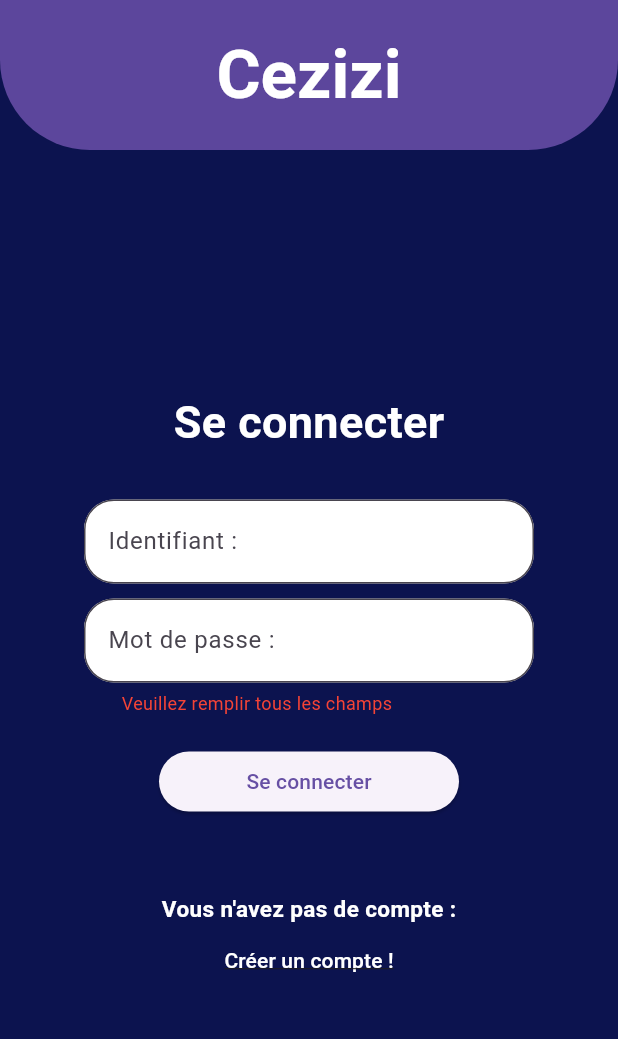
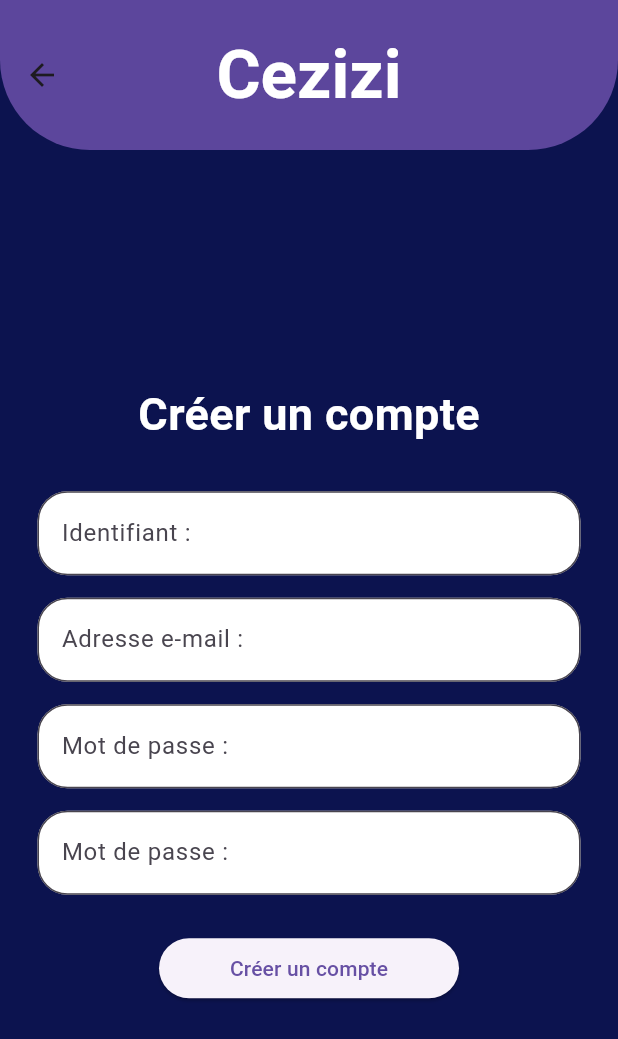
Before and after one commit to BastienGRNT/APP_LB, a Flutter app: the screen it shows after launch, after a tap on "Se connecter", after a tap on "Créer un compte !", on a phone screen of 412 x 824 dp. Shown: the top 1039 px of the screen. Run offline on Flutter 3.47's test engine with Material 3 defaults, Android fonts, the phone set to English and light mode, and no system bars.

Commit message:
Register Clean code Login

```diff
--- a/AppLB_Back/API_Csharp/API/obj/Debug/net9.0/API.sourcelink.json
+++ b/AppLB_Back/API_Csharp/API/obj/Debug/net9.0/API.sourcelink.json
@@ -1 +1 @@
-{"documents":{"C:\\Users\\BASTIEN\\Documents\\APP\\*":"https://raw.githubusercontent.com/BastienGRNT/APP_LB/26038ba492a8221931367d69799a2484fd04af8e/*"}}
+{"documents":{"C:\\Users\\BASTIEN\\Documents\\APP\\*":"https://raw.githubusercontent.com/BastienGRNT/APP_LB/0c0280686f49e204d5662533be9f4197e1e1182e/*"}}
--- a/AppLB_Front/Front_Mobile/Front_Flutter/lib/pages/login/login.dart
+++ b/AppLB_Front/Front_Mobile/Front_Flutter/lib/pages/login/login.dart
@@ -1,7 +1,7 @@
+import 'package:Front_Flutter/pages/register/register.dart';
 import 'package:flutter/material.dart';
 import 'package:Front_Flutter/pages/login/login_controllers.dart';
 import 'package:Front_Flutter/pages/home/home.dart';
-
 
 class LoginPage extends StatefulWidget {
   const LoginPage({super.key});
@@ -29,18 +29,14 @@ class _LoginPageState extends State<LoginPage> {
     final message = await LoginController.login(username, password);
 
     setState(() {
-      _errorMessage = message; // Met à jour le message avec celui de l'API
+      _errorMessage = message;
     });
 
-    print(message);
-    print('Username: $username');
-    print('Password: $password');
-
-    if (message == 'Mot de passe correct !'){
-      print('CACA');
+    if (message == 'Mot de passe correct !') {
       Navigator.pushReplacement(
-          context,
-          MaterialPageRoute(builder: (context) => const HomePage()));
+        context,
+        MaterialPageRoute(builder: (context) => const HomePage()),
+      );
     }
   }
 
@@ -59,6 +55,7 @@ class _LoginPageState extends State<LoginPage> {
             _buildTextField('Identifiant :', controller: _usernameController),
             const SizedBox(height: 10),
             _buildTextField('Mot de passe :', controller: _passwordController),
+            const SizedBox(height: 20),
             _buildLoginButton(),
             const SizedBox(height: 30),
             _buildFooter(),
@@ -101,14 +98,14 @@ class _LoginPageState extends State<LoginPage> {
   }
 
   Widget _buildTextField(String hintText, {required TextEditingController controller}) {
-    return Container(
-      width: 300,
+    return Padding(
+      padding: const EdgeInsets.symmetric(horizontal: 25),
       child: Column(
         crossAxisAlignment: CrossAxisAlignment.start,
         children: [
           TextField(
             controller: controller,
-            obscureText: hintText == 'Mot de passe :', // Masque le texte pour le mot de passe
+            obscureText: hintText == 'Mot de passe :',
             decoration: InputDecoration(
               hintText: hintText,
               filled: true,
@@ -118,9 +115,9 @@ class _LoginPageState extends State<LoginPage> {
               ),
             ),
           ),
-          if (hintText == 'Mot de passe :' && _errorMessage != null && _errorMessage != 'Mot de passe correct !') // Affiche l'erreur sous le champ "Mot de passe"
+          if (hintText == 'Mot de passe :' && _errorMessage != null && _errorMessage != 'Mot de passe correct !')
             Padding(
-              padding: const EdgeInsets.only(top: 5, left: 25),
+              padding: const EdgeInsets.only(top: 5),
               child: Text(
                 _errorMessage!,
                 style: const TextStyle(
@@ -135,8 +132,7 @@ class _LoginPageState extends State<LoginPage> {
   }
 
   Widget _buildLoginButton() {
-    return Container(
-      margin: const EdgeInsets.all(20),
+    return SizedBox(
       width: 200,
       child: ElevatedButton(
         onPressed: _handleLogin,
@@ -158,13 +154,24 @@ class _LoginPageState extends State<LoginPage> {
         ),
         TextButton(
           onPressed: () {
-            print('Créer un compte !');
+            Navigator.push(
+              context,
+              MaterialPageRoute(builder: (context) => const RegisterPage()),
+            );
           },
+          style: ButtonStyle(
+            foregroundColor: WidgetStateProperty.all(Colors.white),
+            textStyle: WidgetStateProperty.all(
+              const TextStyle(
+                decoration: TextDecoration.underline,
+              ),
+            ),
+          ),
           child: const Text(
-            'Créer un compte !',
-            style: TextStyle(
-              color: Colors.white,
-              decoration: TextDecoration.underline,
+            'Créer un compte !', style:
+            TextStyle(
+              fontSize: 15,
+              fontWeight: FontWeight.bold
             ),
           ),
         ),
--- /dev/null
+++ b/AppLB_Front/Front_Mobile/Front_Flutter/lib/pages/register/register.dart
@@ -0,0 +1,104 @@
+import 'package:flutter/material.dart';
+
+class RegisterPage extends StatefulWidget {
+  const RegisterPage({super.key});
+
+  @override
+  State<RegisterPage> createState() => _RegisterPageState();
+}
+
+class _RegisterPageState extends State<RegisterPage> {
+  final TextEditingController _usernameController = TextEditingController();
+  final TextEditingController _emailController = TextEditingController();
+  final TextEditingController _passwordController = TextEditingController();
+  final TextEditingController _confirmPasswordController = TextEditingController();
+
+  @override
+  Widget build(BuildContext context) {
+    return Scaffold(
+      backgroundColor: const Color(0xFF0C134F),
+      appBar: _buildAppBar(),
+      body: Center(
+        child: Column(
+          mainAxisAlignment: MainAxisAlignment.center,
+          crossAxisAlignment: CrossAxisAlignment.center,
+          children: [
+            _buildTitle(),
+            const SizedBox(height: 30),
+            _buildTextField('Identifiant :', controller: _usernameController),
+            const SizedBox(height: 15),
+            _buildTextField('Adresse e-mail :', controller: _emailController),
+            const SizedBox(height: 15),
+            _buildTextField('Mot de passe :', controller: _passwordController, obscureText: true),
+            const SizedBox(height: 15),
+            _buildTextField('Mot de passe :', controller: _confirmPasswordController, obscureText: true),
+            const SizedBox(height: 25),
+            _buildRegisterButton(),
+          ],
+        ),
+      ),
+    );
+  }
+
+  AppBar _buildAppBar() {
+    return AppBar(
+      backgroundColor: const Color(0xFF5C469C),
+      title: const Text(
+        'Cezizi',
+        style: TextStyle(
+          fontSize: 45,
+          fontWeight: FontWeight.bold,
+          color: Colors.white,
+        ),
+      ),
+      toolbarHeight: 100,
+      centerTitle: true,
+      shape: const RoundedRectangleBorder(
+        borderRadius: BorderRadius.vertical(
+          bottom: Radius.circular(60),
+        ),
+      ),
+    );
+  }
+
+  Widget _buildTitle() {
+    return const Text(
+      'Créer un compte',
+      style: TextStyle(
+        fontSize: 30,
+        fontWeight: FontWeight.bold,
+        color: Colors.white,
+      ),
+    );
+  }
+
+  Widget _buildTextField(String hintText, {required TextEditingController controller, bool obscureText = false}) {
+    return Padding(
+      padding: const EdgeInsets.symmetric(horizontal: 25),
+      child: TextField(
+        controller: controller,
+        obscureText: obscureText,
+        decoration: InputDecoration(
+          hintText: hintText,
+          filled: true,
+          fillColor: Colors.white,
+          border: OutlineInputBorder(
+            borderRadius: BorderRadius.circular(20),
+          ),
+        ),
+      ),
+    );
+  }
+
+  Widget _buildRegisterButton() {
+    return SizedBox(
+      width: 200,
+      child: ElevatedButton(
+        onPressed: () {
+          print('Créer un compte cliqué');
+        },
+        child: const Text('Créer un compte'),
+      ),
+    );
+  }
+}
```
Also changed, not shown: AppLB_Front/Front_Mobile/Front_Flutter/lib/pages/register/register_controllers.dart (added), 10 other files.
